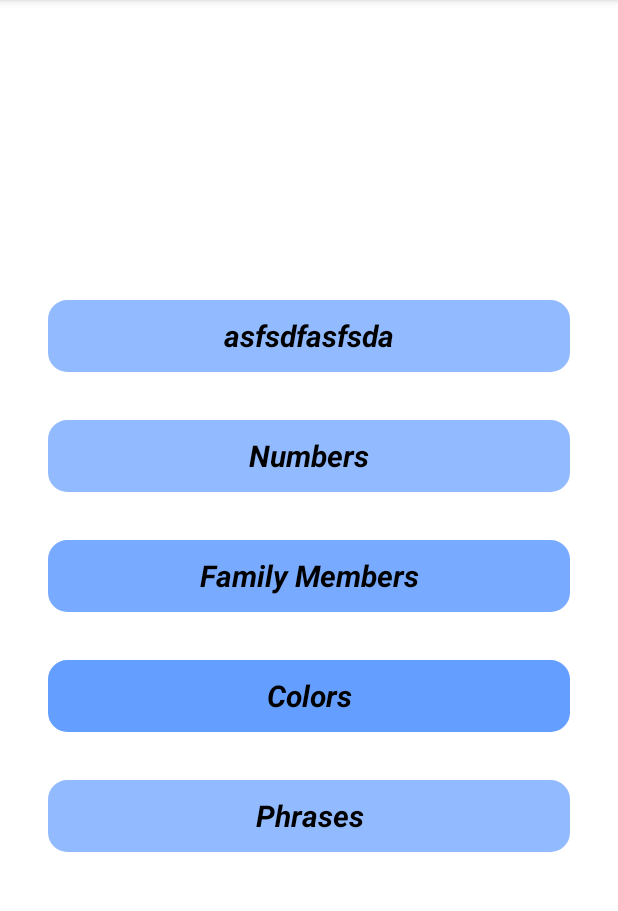
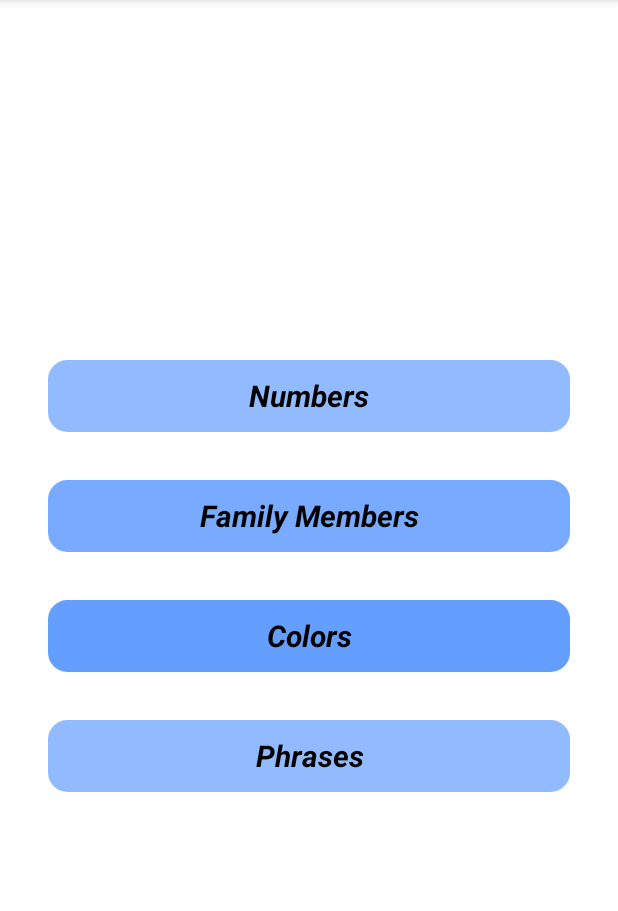
Before and after one commit to Abizer-R/LearnHindi, an Android app: the screen it shows after launch (MainActivity), on a phone screen of 412 x 824 dp, the part 84-995 px from its top. Run offline under Robolectric (Android 15) with nearby library versions, the light colour scheme and no system bars.

Commit message:
Revert "Checking branch"

```diff
--- a/app/src/main/res/layout/activity_main.xml
+++ b/app/src/main/res/layout/activity_main.xml
@@ -14,12 +14,6 @@
         android:layout_gravity="center"
         android:orientation="vertical"
         android:layout_centerInParent="true" >
-
-        <TextView
-            android:text="asfsdfasfsda"
-            style="@style/CategoryStyle"
-            android:background="@drawable/rounded_corner"
-            android:backgroundTint="@color/color_numbers"/>
 
         <TextView
             android:id="@+id/numbersTextView"
```
